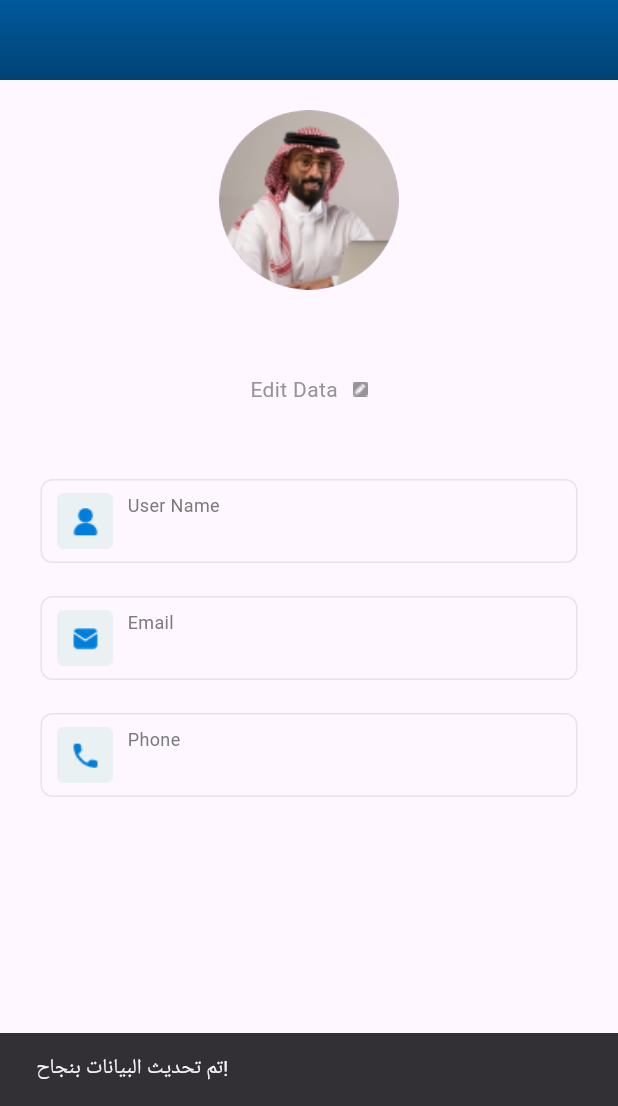
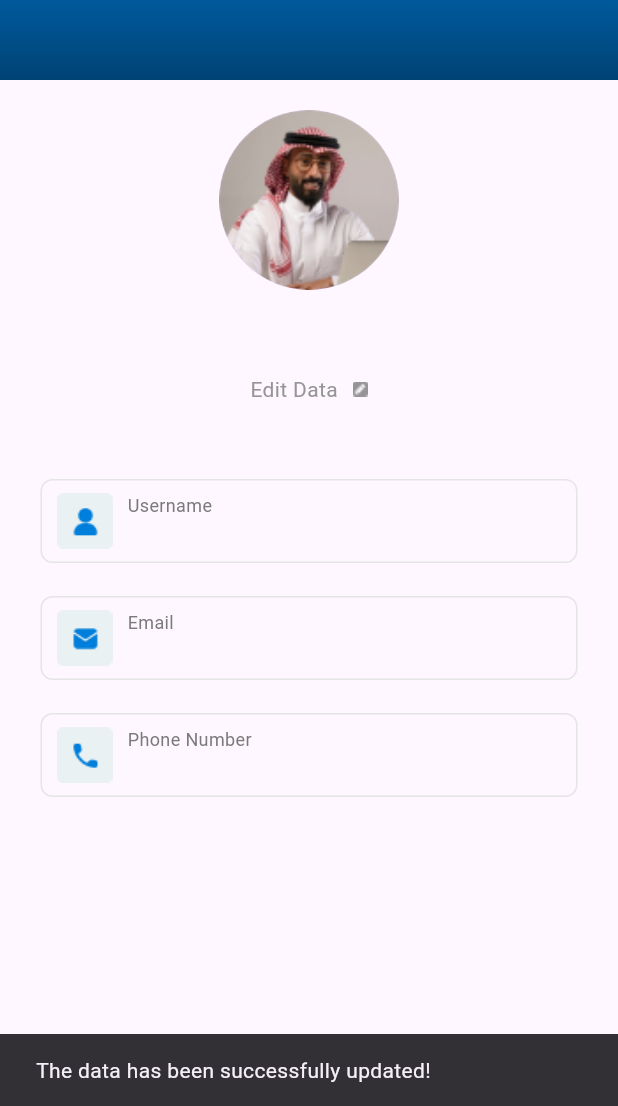
Before and after one commit to Ezzat200/one_billon, a Flutter app: the ProfileScreen screen opened directly with empty values, after a tap on "Save Data", on a phone screen of 412 x 824 dp, the part 130-1236 px from its top. Run offline on Flutter 3.47's test engine with Material 3 defaults, Android fonts, the phone set to English and light mode, and no system bars; our stand-ins replace bloc, cached_network_image, cloud_firestore, curved_labeled_navigation_bar, device_preview, firebase_auth and 9 more; accounts and stored records are empty; network calls fail.

Commit message:
`Added translations for Arabic and English languages, updated code to use S.of(context) for internationalization.`

```diff
--- a/lib/l10n/intl_ar.arb
+++ b/lib/l10n/intl_ar.arb
@@ -22,10 +22,18 @@
   "please_enter_email": "من فضلك أدخل البريد الإلكتروني",
   "please_enter_valid_email": "من فضلك أدخل بريد إلكتروني صالح",
   "please_enter_phone": "من فضلك أدخل رقم الهاتف",
+  "Enter_a_valid_phone_number":" من فضلك أدخل رقم الهاتف صالح",
   "please_enter_password": "من فضلك أدخل كلمة المرور",
   "password_min_length": "يجب أن تكون كلمة المرور 6 أحرف على الأقل",
   "please_confirm_password": "من فضلك أكد كلمة المرور",
   "passwords_do_not_match": "كلمتا المرور غير متطابقتين",
-  "Get":"الحصول على الخدمة"
+  "Get_the_services":"الحصول على الخدمة",
+  "Submit_Data":"إرسال البيانات",
+  "The_data_has_been_successfully_submitted":"تم إرسال البيانات بنجاح'",
+  "An_error_occurred_during_submission":"حدث خطأ أثناء الإرسال",
+  "The_data_has_been_successfully_updated":"تم تحديث البيانات بنجاح!",
+  "save_data":"حفظ البيانات",
+  "Edit_data":"تعديل البيانات",
+  "Please_log_in_first_to_access_our_exclusive_services":"قم بتسجيل الدخول عندنا اولا لتحصل على الخدمات الخاصة بينا"
 
 }
--- a/lib/l10n/intl_en.arb
+++ b/lib/l10n/intl_en.arb
@@ -20,10 +20,18 @@
   "please_enter_email": "Please enter your email",
   "please_enter_valid_email": "Please enter a valid email",
   "please_enter_phone": "Please enter your phone number",
+  "Enter_a_valid_phone_number":"Enter a valid phone number",
   "please_enter_password": "Please enter your password",
   "password_min_length": "Password must be at least 6 characters",
   "please_confirm_password": "Please confirm your password",
   "passwords_do_not_match": "Passwords do not match",
   "createAccount": "Create an account.",
-  "Get":"Get the Service"
+  "Get_the_services":"Get the Service",
+  "Submit_Data":"Submit Data",
+  "The_data_has_been_successfully_submitted":"The data has been successfully submitted",
+  "An_error_occurred_during_submission":"An error occurred during submission",
+  "The_data_has_been_successfully_updated":"The data has been successfully updated!",
+  "save_data":"Save Data",
+  "Edit_data":"Edit Data",
+  "Please_log_in_first_to_access_our_exclusive_services":"Please log in first to access our exclusive services"
 }
--- a/lib/screens/blog/blog_details.dart
+++ b/lib/screens/blog/blog_details.dart
@@ -193,8 +193,8 @@ class BlogDetails extends StatelessWidget {
                         children: [
                           Image.asset('assets/images/search.png'),
                           const SizedBox(width: 10),
-                          const Text(
-                            "Search...",
+                           Text(
+                           S.of(context).search,
                             style: TextStyle(
                                 color: Color(0xffE6E6E6),
                                 fontSize: 14,
--- a/lib/screens/blog/blog_screen.dart
+++ b/lib/screens/blog/blog_screen.dart
@@ -1,5 +1,6 @@
 import 'package:flutter/material.dart';
 import 'package:flutter_bloc/flutter_bloc.dart';
+import 'package:one_billon/generated/l10n.dart';
 import 'package:one_billon/screens/blog/blog_details.dart';
 import 'package:one_billon/screens/layout/cubit/cubit.dart';
 import 'package:one_billon/screens/layout/cubit/states.dart';
@@ -111,8 +112,8 @@ final String ?image;
                   children: [
                     Image.asset('assets/images/search.png'),
                     const SizedBox(width: 10),
-                    const Text(
-                      "Search...",
+                     Text(
+                       S.of(context).search,
                       style: TextStyle(
                           color: Color(0xffE6E6E6),
                           fontSize: 14,
--- a/lib/screens/profile/profile_details.dart
+++ b/lib/screens/profile/profile_details.dart
@@ -1,6 +1,7 @@
 import 'package:flutter/material.dart';
 import 'package:cloud_firestore/cloud_firestore.dart';
 import 'package:firebase_auth/firebase_auth.dart';
+import 'package:one_billon/generated/l10n.dart';
 import 'package:one_billon/screens/profile/profile_screen.dart';
 import 'package:one_billon/screens/widgets/custom_drawer.dart';
 import 'package:one_billon/screens/widgets/custom_profile.dart';
@@ -111,7 +112,7 @@ class ProfileDetails extends StatelessWidget {
                         child: Row(
                           mainAxisAlignment: MainAxisAlignment.center,
                           children: [
-                            const Text('Edit Data',
+                             Text( S.of(context).Edit_data,
                                 style: TextStyle(
                                     color: Color(0xff959595),
                                     fontWeight: FontWeight.w400,
@@ -131,17 +132,17 @@ class ProfileDetails extends StatelessWidget {
                     children: [
                       CustomProfile(
                           imageprofile: 'assets/images/person.png',
-                          dataName: 'User Name',
+                          dataName:  S.of(context).username,
                           dataDesc: name),
                       const SizedBox(height: 22),
                       CustomProfile(
                           imageprofile: 'assets/images/email.png',
-                          dataName: 'Email',
+                          dataName: S.of(context).email,
                           dataDesc: email),
                       const SizedBox(height: 22),
                       CustomProfile(
                           imageprofile: 'assets/images/phone.png',
-                          dataName: 'Phone',
+                          dataName: S.of(context).phone,
                           dataDesc: phone),
                     ],
                   ),
--- a/lib/screens/profile/profile_screen.dart
+++ b/lib/screens/profile/profile_screen.dart
@@ -4,6 +4,7 @@ import 'dart:io';
 import 'package:firebase_auth/firebase_auth.dart';
 import 'package:cloud_firestore/cloud_firestore.dart';
 import 'package:firebase_storage/firebase_storage.dart';
+import 'package:one_billon/generated/l10n.dart';
 import 'package:one_billon/screens/profile/profile_details.dart';
 import 'package:one_billon/screens/widgets/custom_button.dart';
 import 'package:one_billon/screens/widgets/custom_text_field.dart';
@@ -101,7 +102,7 @@ class _ProfileScreenState extends State<ProfileScreen> {
     });
 
     ScaffoldMessenger.of(context).showSnackBar(
-      SnackBar(content: Text("تم تحديث البيانات بنجاح!")),
+      SnackBar(content: Text( S.of(context).The_data_has_been_successfully_updated)),
     );
 
     Navigator.pushReplacement(
@@ -164,21 +165,21 @@ class _ProfileScreenState extends State<ProfileScreen> {
               child: Column(
                 children: [
                   CustomTextField(
-                      fieldName: 'User Name',
+                      fieldName:  S.of(context).username,
                       controller: _nameController,
                       validator: (p0) {}),
                   SizedBox(height: 15),
                   CustomTextField(
-                      fieldName: 'Email',
+                      fieldName:  S.of(context).email,
                       controller: _emailController,
                       validator: (p0) {}),
                   SizedBox(height: 15),
                   CustomTextField(
-                      fieldName: 'Phone Number',
+                      fieldName:  S.of(context).phone,
                       controller: _phoneController,
                       validator: (p0) {}),
                   SizedBox(height: 20),
-                  CustomButton(text: 'Save Data', onTap: _updateProfile),
+                  CustomButton(text:  S.of(context).save_data, onTap: _updateProfile),
                 ],
               ),
             ),
--- a/lib/screens/services/service_form.dart
+++ b/lib/screens/services/service_form.dart
@@ -1,15 +1,16 @@
 import 'package:flutter/material.dart';
+import 'package:one_billon/generated/l10n.dart';
 import 'package:one_billon/screens/layout/cubit/cubit.dart';
 import 'package:one_billon/screens/widgets/custom_button.dart';
 
 
 import 'package:one_billon/screens/widgets/custom_drawer.dart';
-import 'package:one_billon/screens/widgets/custom_text.dart';
+
 
 import 'package:one_billon/screens/widgets/custom_text_field.dart';
-import 'package:one_billon/shared/color.dart';
 
-import 'package:flutter/material.dart';
+
+
 
 class ServiceForm extends StatefulWidget {
   const ServiceForm({super.key});
@@ -49,45 +50,45 @@ class _ServiceFormState extends State<ServiceForm> {
                   children: [
 
                     CustomTextField(
-                      fieldName: 'User Name',
+                      fieldName: S.of(context).username,
                       controller: _nameController,
                       validator: (value) {
                         if (value == null || value.isEmpty) {
-                          return 'Please enter your name';
+                          return  S.of(context).please_enter_username;
                         }
                         return null;
                       },
                     ),
                     CustomTextField(
-                      fieldName: 'Email',
+                      fieldName:  S.of(context).email,
                       controller: _emailController,
                       validator: (value) {
                         if (value == null || value.isEmpty) {
-                          return 'Please enter your email';
+                          return  S.of(context).please_enter_email;
                         }
                         if (!RegExp(r'^[\w-\.]+@([\w-]+\.)+[\w-]{2,4}$')
                             .hasMatch(value)) {
-                          return 'Please enter a valid email';
+                          return  S.of(context).please_enter_valid_email;
                         }
                         return null;
                       },
                     ),
                     CustomTextField(
-                      fieldName: 'Phone Number',
+                      fieldName:  S.of(context).phone,
                       controller: _phoneController,
                       validator: (value) {
                         if (value == null || value.isEmpty) {
-                          return 'Please enter your phone number';
+                          return  S.of(context).please_enter_phone;
                         }
                         if (!RegExp(r'^\d{10,}$').hasMatch(value)) {
-                          return 'Enter a valid phone number';
+                          return  S.of(context).Enter_a_valid_phone_number;
                         }
                         return null;
                       },
                     ),
                     const SizedBox(height: 20),
                     CustomButton(
-                      text: 'Submit Data',
+                      text:  S.of(context).Submit_Data,
                       onTap: () {
                         if (_formKey.currentState!.validate()) {
                           // All data is valid
@@ -108,13 +109,13 @@ class _ServiceFormState extends State<ServiceForm> {
                           )
                               .then((_) {
                             ScaffoldMessenger.of(context).showSnackBar(
-                              const SnackBar(
-                                  content: Text('تم إرسال البيانات بنجاح')),
+                               SnackBar(
+                                  content: Text( S.of(context).The_data_has_been_successfully_submitted)),
                             );
                           }).catchError((e) {
                             ScaffoldMessenger.of(context).showSnackBar(
-                              const SnackBar(
-                                  content: Text('حدث خطأ أثناء الإرسال')),
+                               SnackBar(
+                                  content: Text( S.of(context).An_error_occurred_during_submission)),
                             );
                           });
                         }
@@ -208,8 +209,8 @@ class _ServiceFormState extends State<ServiceForm> {
                     children: [
                       Image.asset('assets/images/search.png'),
                       const SizedBox(width: 10),
-                      const Text(
-                        "Search...",
+                       Text(
+                         S.of(context).search,
                         style: TextStyle(
                           color: Color(0xffE6E6E6),
                           fontSize: 14,
```
Also changed, not shown: lib/screens/services/service_details.dart (+8 -6 lines), lib/screens/widgets/poup.dart (added, +61 -0 lines), assets/images/arrow_popup.png (added), lib/generated/intl/messages_all.dart, lib/generated/intl/messages_ar.dart, lib/generated/intl/messages_en.dart, lib/generated/l10n.dart.
